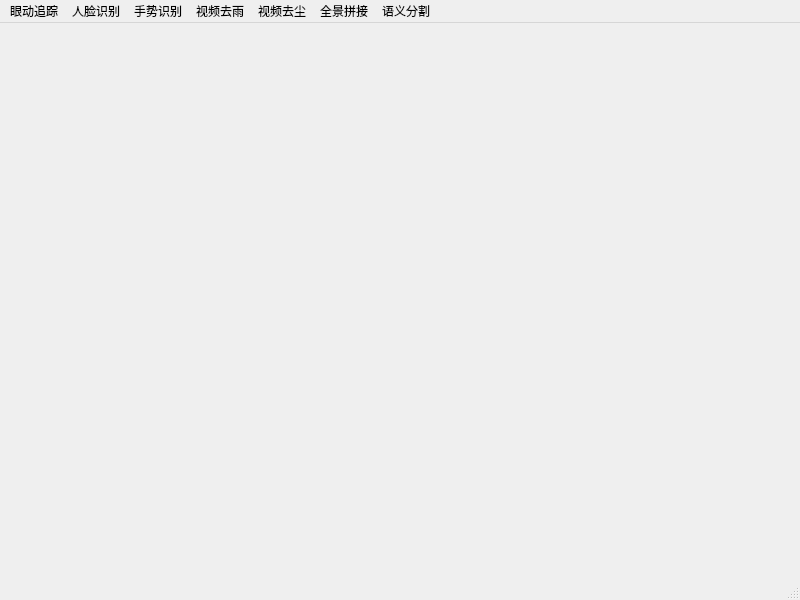
This is mainwindow/main_window.ui in FrankOcean/smartcabin as Qt 5 draws it before an edit. The edited form follows.
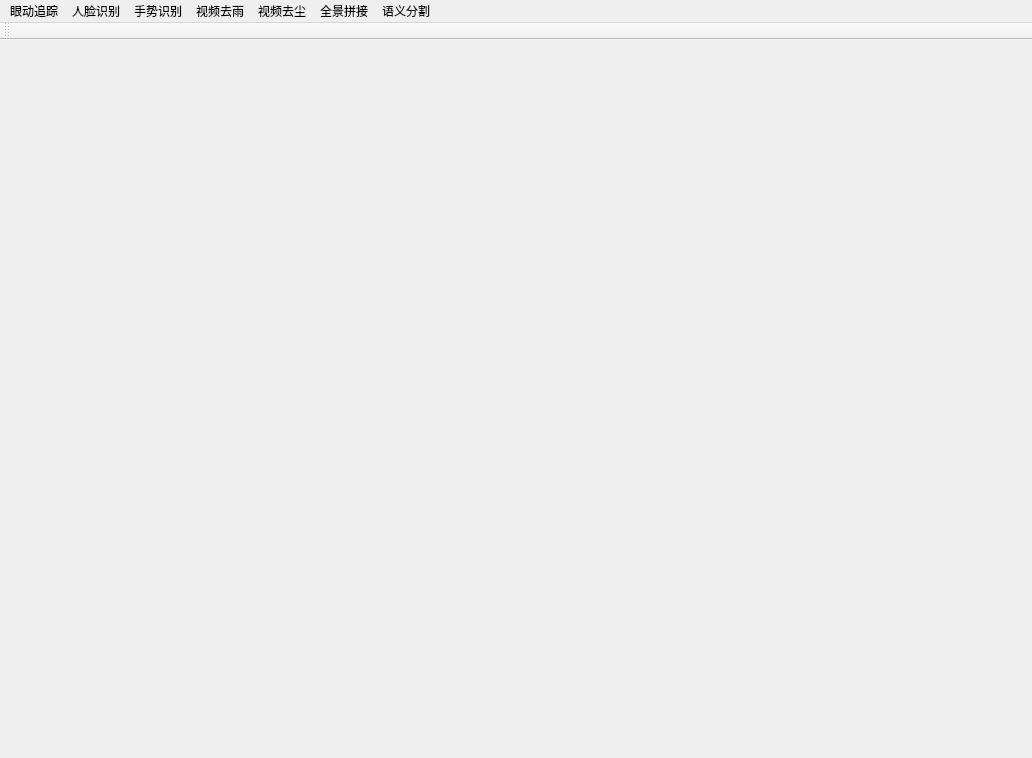
This is the edited form.

What changed in the file:
```diff
--- a/mainwindow/main_window.ui
+++ b/mainwindow/main_window.ui
@@ -6,37 +6,23 @@
    <rect>
     <x>0</x>
     <y>0</y>
-    <width>800</width>
-    <height>600</height>
+    <width>1032</width>
+    <height>758</height>
    </rect>
   </property>
   <property name="windowTitle">
    <string>smart_v0</string>
   </property>
   <widget class="QWidget" name="centralwidget">
-   <widget class="QWidget" name="gridLayoutWidget">
-    <property name="geometry">
-     <rect>
-      <x>-1</x>
-      <y>9</y>
-      <width>791</width>
-      <height>541</height>
-     </rect>
-    </property>
-    <layout class="QGridLayout" name="gridLayout">
-     <property name="spacing">
-      <number>0</number>
-     </property>
-    </layout>
-   </widget>
+   <layout class="QVBoxLayout" name="verticalLayout"/>
   </widget>
   <widget class="QMenuBar" name="menubar">
    <property name="geometry">
     <rect>
      <x>0</x>
      <y>0</y>
-     <width>800</width>
-     <height>24</height>
+     <width>1032</width>
+     <height>26</height>
     </rect>
    </property>
    <widget class="QMenu" name="menu">
@@ -83,8 +69,18 @@
    <addaction name="menu_6"/>
    <addaction name="menu_7"/>
   </widget>
-  <widget class="QStatusBar" name="statusbar"/>
-  <action name="derainbtn">
+  <widget class="QToolBar" name="toolBar">
+   <property name="windowTitle">
+    <string>toolBar</string>
+   </property>
+   <attribute name="toolBarArea">
+    <enum>TopToolBarArea</enum>
+   </attribute>
+   <attribute name="toolBarBreak">
+    <bool>false</bool>
+   </attribute>
+  </widget>
+  <action name="actionderain">
    <property name="text">
     <string>derain</string>
    </property>
```
Left out of the diff: 38 changed lines with no effect on the pictures.
